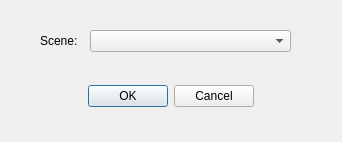
The window that experimental/replicators/new_experiment_dialog.ui (tlemo/darwin) describes before a commit, drawn with Qt 5.
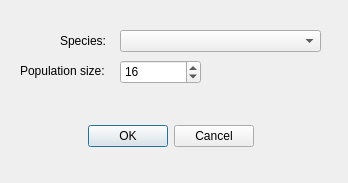
The same window after the commit.

Commit message: Custom population_size

Diff of the .ui file:
```diff
--- a/experimental/replicators/new_experiment_dialog.ui
+++ b/experimental/replicators/new_experiment_dialog.ui
@@ -6,20 +6,20 @@
    <rect>
     <x>0</x>
     <y>0</y>
-    <width>342</width>
-    <height>142</height>
+    <width>348</width>
+    <height>183</height>
    </rect>
   </property>
   <property name="minimumSize">
    <size>
-    <width>342</width>
-    <height>142</height>
+    <width>348</width>
+    <height>183</height>
    </size>
   </property>
   <property name="maximumSize">
    <size>
-    <width>342</width>
-    <height>142</height>
+    <width>348</width>
+    <height>16777215</height>
    </size>
   </property>
   <property name="windowTitle">
@@ -28,21 +28,21 @@
   <widget class="QLabel" name="label">
    <property name="geometry">
     <rect>
-     <x>40</x>
-     <y>30</y>
-     <width>41</width>
+     <x>20</x>
+     <y>60</y>
+     <width>101</width>
      <height>21</height>
     </rect>
    </property>
    <property name="text">
-    <string>Scene:</string>
+    <string>Population size:</string>
    </property>
   </widget>
   <widget class="QDialogButtonBox" name="buttonBox">
    <property name="geometry">
     <rect>
      <x>20</x>
-     <y>80</y>
+     <y>120</y>
      <width>301</width>
      <height>32</height>
     </rect>
@@ -60,13 +60,45 @@
   <widget class="QComboBox" name="species_name">
    <property name="geometry">
     <rect>
-     <x>90</x>
+     <x>120</x>
      <y>30</y>
      <width>201</width>
      <height>22</height>
     </rect>
    </property>
   </widget>
+  <widget class="QSpinBox" name="population_size">
+   <property name="geometry">
+    <rect>
+     <x>120</x>
+     <y>60</y>
+     <width>81</width>
+     <height>24</height>
+    </rect>
+   </property>
+   <property name="minimum">
+    <number>1</number>
+   </property>
+   <property name="maximum">
+    <number>40</number>
+   </property>
+   <property name="value">
+    <number>16</number>
+   </property>
+  </widget>
+  <widget class="QLabel" name="label_2">
+   <property name="geometry">
+    <rect>
+     <x>60</x>
+     <y>30</y>
+     <width>51</width>
+     <height>21</height>
+    </rect>
+   </property>
+   <property name="text">
+    <string>Species:</string>
+   </property>
+  </widget>
  </widget>
  <resources/>
  <connections>
```
The commit also changes 6 other files.
